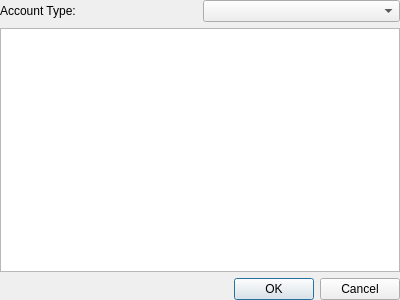
This is UI/account_choice_dlg.ui in titov-vv/jal as Qt 5 draws it before an edit. The edited form follows.
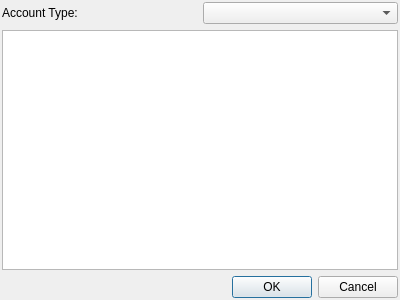
This is the edited form.

Commit message: Account selector draft improved with dialog

The edit to the form file:
```diff
--- a/UI/account_choice_dlg.ui
+++ b/UI/account_choice_dlg.ui
@@ -15,16 +15,16 @@
   </property>
   <layout class="QVBoxLayout" name="verticalLayout">
    <property name="leftMargin">
-    <number>0</number>
+    <number>2</number>
    </property>
    <property name="topMargin">
-    <number>0</number>
+    <number>2</number>
    </property>
    <property name="rightMargin">
-    <number>0</number>
+    <number>2</number>
    </property>
    <property name="bottomMargin">
-    <number>0</number>
+    <number>2</number>
    </property>
    <item>
     <widget class="QFrame" name="frame">
```
The commit also changes 4 other files.
